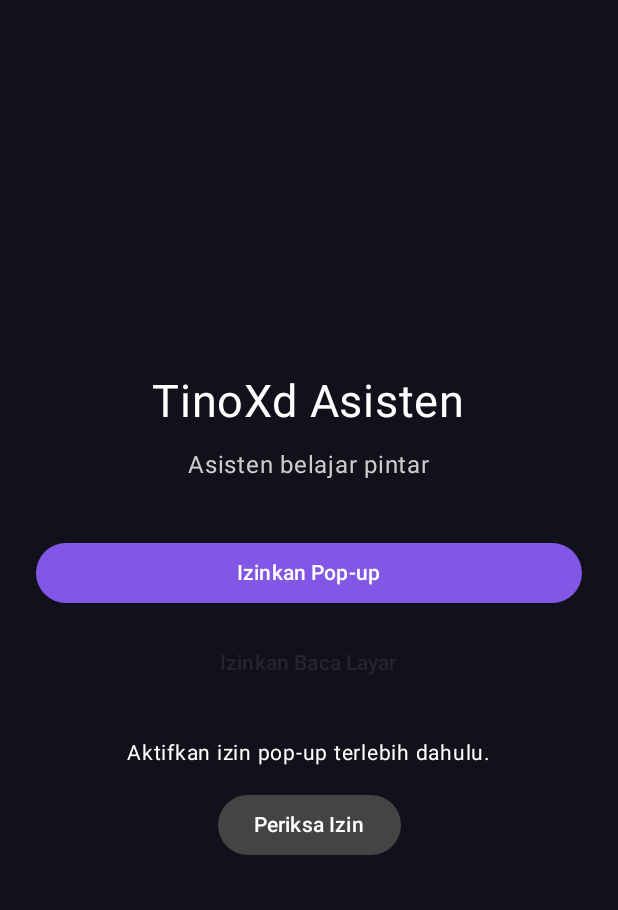
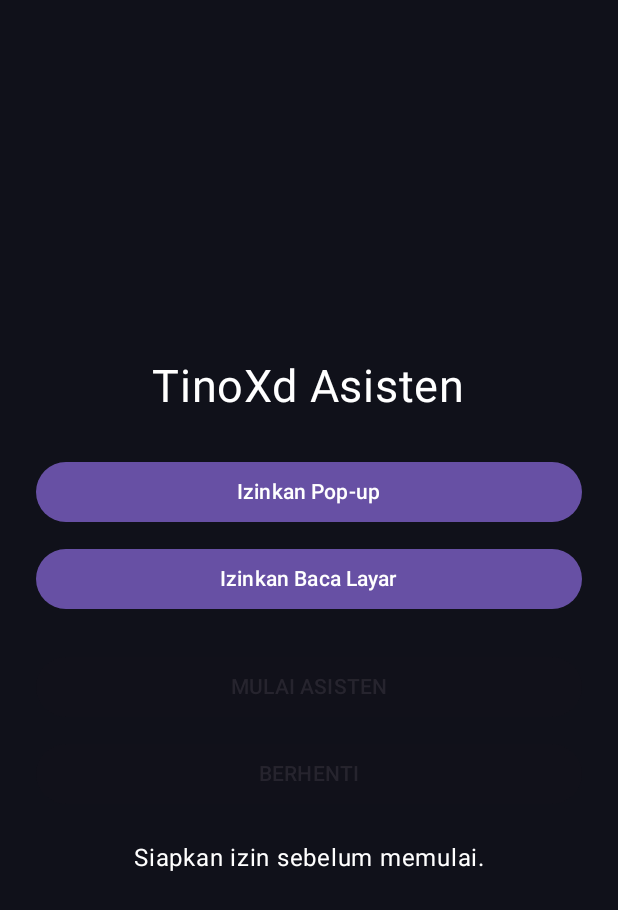
Before and after one commit to tinotzy/TinoXd-Asisten, an Android app built with Jetpack Compose: the screen it shows after launch (MainActivity), on a phone screen of 412 x 824 dp. Shown: the top 910 px of the screen. Run offline under Robolectric (Android 15) with nearby library versions, the phone set to English and light mode, and no system bars.

Commit message:
Update MainActivity.kt

```diff
--- a/app/src/main/java/com/tinoxd/asisten/MainActivity.kt
+++ b/app/src/main/java/com/tinoxd/asisten/MainActivity.kt
@@ -1,16 +1,20 @@
+
 package com.tinoxd.asisten
 
 import android.content.Intent
-import android.media.projection.MediaProjectionManager
+import android.graphics.PixelFormat
+import android.graphics.Typeface
 import android.net.Uri
 import android.os.Bundle
 import android.provider.Settings
+import android.view.Gravity
+import android.view.WindowManager
+import android.widget.TextView
 import androidx.activity.ComponentActivity
 import androidx.activity.compose.setContent
 import androidx.activity.result.contract.ActivityResultContracts
 import androidx.compose.foundation.background
 import androidx.compose.foundation.layout.*
-import androidx.compose.foundation.shape.RoundedCornerShape
 import androidx.compose.material3.*
 import androidx.compose.runtime.*
 import androidx.compose.ui.Alignment
@@ -21,29 +25,28 @@ import androidx.compose.ui.unit.sp
 
 class MainActivity : ComponentActivity() {
 
+    private var captureGranted by mutableStateOf(false)
+    private var overlayGranted by mutableStateOf(false)
+    private var assistantRunning by mutableStateOf(false)
+
+    private var floatingView: TextView? = null
+
     private val screenCaptureLauncher =
-        registerForActivityResult(ActivityResultContracts.StartActivityForResult()) { result ->
-            captureGranted = result.resultCode == RESULT_OK
+        registerForActivityResult(ActivityResultContracts.StartActivityForResult()) {
+            captureGranted = it.resultCode == RESULT_OK
         }
-
-    private var captureGranted by mutableStateOf(false)
 
     override fun onCreate(savedInstanceState: Bundle?) {
         super.onCreate(savedInstanceState)
 
+        overlayGranted = Settings.canDrawOverlays(this)
+
         setContent {
-            var overlayGranted by remember {
-                mutableStateOf(Settings.canDrawOverlays(this))
-            }
-
-            val background = Color(0xFF10111A)
-            val purple = Color(0xFF8257E5)
-
             MaterialTheme {
                 Column(
                     modifier = Modifier
                         .fillMaxSize()
-                        .background(background)
+                        .background(Color(0xFF10111A))
                         .padding(24.dp),
                     horizontalAlignment = Alignment.CenterHorizontally,
                     verticalArrangement = Arrangement.Center
@@ -54,15 +57,7 @@ class MainActivity : ComponentActivity() {
                         fontSize = 30.sp
                     )
 
-                    Spacer(modifier = Modifier.height(12.dp))
-
-                    Text(
-                        "Asisten belajar pintar",
-                        color = Color.LightGray,
-                        fontSize = 16.sp
-                    )
-
-                    Spacer(modifier = Modifier.height(36.dp))
+                    Spacer(Modifier.height(28.dp))
 
                     Button(
                         onClick = {
@@ -72,61 +67,115 @@ class MainActivity : ComponentActivity() {
                             )
                             startActivity(intent)
                         },
-                        colors = ButtonDefaults.buttonColors(
-                            containerColor = purple
-                        ),
                         modifier = Modifier.fillMaxWidth()
                     ) {
                         Text("Izinkan Pop-up")
                     }
 
-                    Spacer(modifier = Modifier.height(12.dp))
+                    Spacer(Modifier.height(10.dp))
 
                     Button(
                         onClick = {
                             val manager = getSystemService(
                                 MEDIA_PROJECTION_SERVICE
-                            ) as MediaProjectionManager
+                            ) as android.media.projection.MediaProjectionManager
 
                             screenCaptureLauncher.launch(
                                 manager.createScreenCaptureIntent()
                             )
                         },
-                        enabled = overlayGranted,
-                        colors = ButtonDefaults.buttonColors(
-                            containerColor = purple
-                        ),
                         modifier = Modifier.fillMaxWidth()
                     ) {
                         Text("Izinkan Baca Layar")
                     }
 
-                    Spacer(modifier = Modifier.height(24.dp))
+                    Spacer(Modifier.height(24.dp))
+
+                    Button(
+                        onClick = { startAssistant() },
+                        enabled = overlayGranted && !assistantRunning,
+                        modifier = Modifier.fillMaxWidth()
+                    ) {
+                        Text("MULAI ASISTEN")
+                    }
+
+                    Spacer(Modifier.height(10.dp))
+
+                    Button(
+                        onClick = { stopAssistant() },
+                        enabled = assistantRunning,
+                        modifier = Modifier.fillMaxWidth(),
+                        colors = ButtonDefaults.buttonColors(
+                            containerColor = Color(0xFFB3261E)
+                        )
+                    ) {
+                        Text("BERHENTI")
+                    }
+
+                    Spacer(Modifier.height(20.dp))
 
                     Text(
-                        text = when {
+                        when {
+                            assistantRunning -> "Pop-up aktif."
                             captureGranted -> "Izin baca layar diberikan."
-                            overlayGranted -> "Pop-up diizinkan. Aktifkan izin baca layar."
-                            else -> "Aktifkan izin pop-up terlebih dahulu."
+                            else -> "Siapkan izin sebelum memulai."
                         },
-                        color = Color.White,
-                        fontSize = 14.sp
+                        color = Color.White
                     )
-
-                    Spacer(modifier = Modifier.height(12.dp))
-
-                    Button(
-                        onClick = {
-                            overlayGranted = Settings.canDrawOverlays(this@MainActivity)
-                        },
-                        colors = ButtonDefaults.buttonColors(
-                            containerColor = Color.DarkGray
-                        )
-                    ) {
-                        Text("Periksa Izin")
-                    }
                 }
             }
         }
     }
+
+    override fun onResume() {
+        super.onResume()
+        overlayGranted = Settings.canDrawOverlays(this)
+    }
+
+    private fun startAssistant() {
+        if (!Settings.canDrawOverlays(this)) return
+
+        val windowManager =
+            getSystemService(WINDOW_SERVICE) as WindowManager
+
+        val view = TextView(this).apply {
+            text = "TinoXd Asisten\nPop-up aktif"
+            textSize = 16f
+            setTextColor(android.graphics.Color.WHITE)
+            setTypeface(null, Typeface.BOLD)
+            setPadding(32, 24, 32, 24)
+            setBackgroundColor(android.graphics.Color.rgb(75, 45, 130))
+        }
+
+        val params = WindowManager.LayoutParams(
+            WindowManager.LayoutParams.WRAP_CONTENT,
+            WindowManager.LayoutParams.WRAP_CONTENT,
+            WindowManager.LayoutParams.TYPE_APPLICATION_OVERLAY,
+            WindowManager.LayoutParams.FLAG_NOT_FOCUSABLE,
+            PixelFormat.TRANSLUCENT
+        ).apply {
+            gravity = Gravity.TOP or Gravity.END
+            x = 20
+            y = 180
+        }
+
+        windowManager.addView(view, params)
+        floatingView = view
+        assistantRunning = true
+    }
+
+    private fun stopAssistant() {
+        floatingView?.let {
+            val windowManager =
+                getSystemService(WINDOW_SERVICE) as WindowManager
+            windowManager.removeView(it)
+        }
+        floatingView = null
+        assistantRunning = false
+    }
+
+    override fun onDestroy() {
+        stopAssistant()
+        super.onDestroy()
+    }
 }
```
